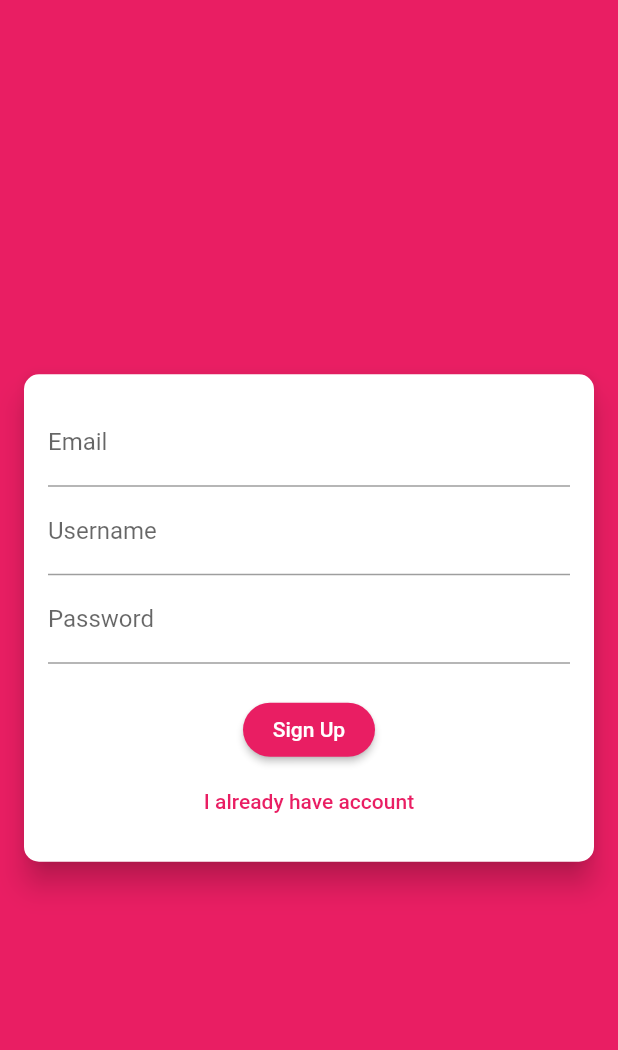
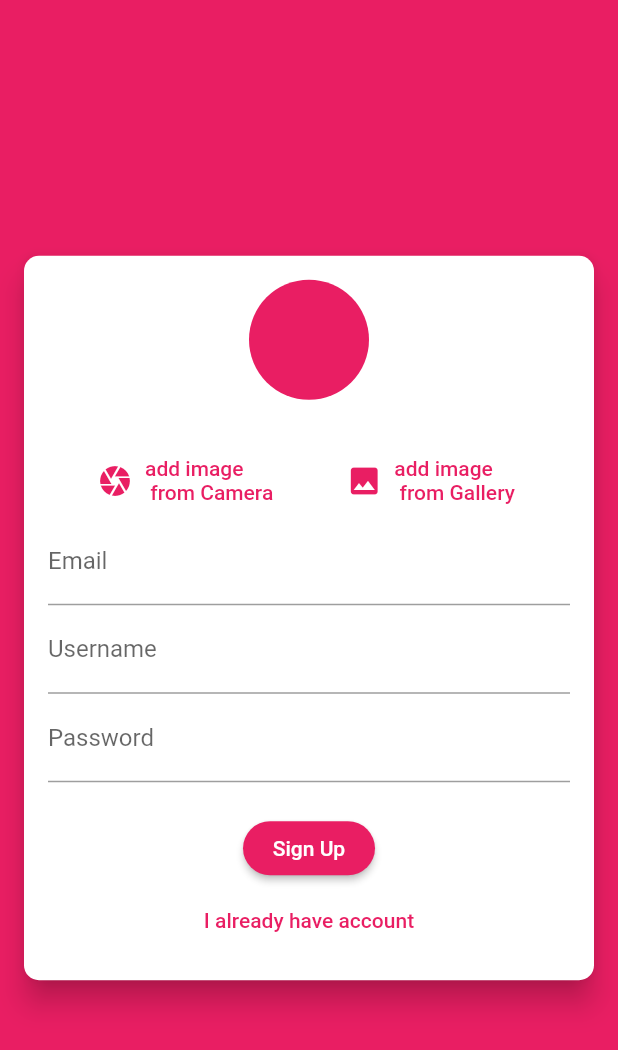
Before and after one commit to EiadBadr/Flutter-ChatApp, a Flutter app: the screen it shows after launch, on a phone screen of 412 x 824 dp. Shown: the top 1050 px of the screen. Run offline on Flutter 3.47's test engine with Material 2 defaults, Android fonts, the phone set to English and light mode, and no system bars; our stand-ins replace cloud_firestore, firebase_auth, firebase_core, firebase_storage, image_picker; accounts and stored records are empty.

```diff
--- a/lib/screens/auth_screen.dart
+++ b/lib/screens/auth_screen.dart
@@ -1,6 +1,9 @@
+import 'dart:io';
+
 import 'package:ChatApp/widgets/01.auth/01.auth_form.dart';
 import 'package:cloud_firestore/cloud_firestore.dart';
 import 'package:firebase_auth/firebase_auth.dart';
+import 'package:firebase_storage/firebase_storage.dart';
 import 'package:flutter/material.dart';
 
 class AuthScreen extends StatefulWidget {
@@ -16,6 +19,7 @@ class _AuthScreenState extends State<AuthScreen> {
       @required String email,
       @required String username,
       @required String password,
+      @required File image,
       @required BuildContext ctx}) async {
     UserCredential userCredential;
     String msg = "error";
@@ -27,9 +31,15 @@ class _AuthScreenState extends State<AuthScreen> {
       if (!isLogin) {
         userCredential = await FirebaseAuth.instance
             .createUserWithEmailAndPassword(email: email, password: password);
+        final ref =FirebaseStorage.instance.ref().child("user_iamges").child(userCredential.user.uid + '.jpg');
+
+        await ref.putFile(image);
+        final image_url = await ref.getDownloadURL();
         await FirebaseFirestore.instance.collection("users").doc(userCredential.user.uid).set({
           "email": email,
-          "password" :password
+          "password" :password,
+          "username": username,
+          "imgurl": image_url
         });
       } else {
         userCredential = await FirebaseAuth.instance
--- a/lib/widgets/01.auth/01.auth_form.dart
+++ b/lib/widgets/01.auth/01.auth_form.dart
@@ -1,8 +1,15 @@
-import 'package:cloud_firestore/cloud_firestore.dart';
+import 'dart:io';
+
+import 'package:ChatApp/widgets/03.pickers/user_image_picker.dart';
 import 'package:flutter/material.dart';
 
 class AuthForm extends StatefulWidget {
-  final void Function({@required bool isLogin,@required String email,@required String username,@required String password,
+  final void Function(
+      {@required File image,
+      @required bool isLogin,
+      @required String email,
+      @required String username,
+      @required String password,
       @required BuildContext ctx}) _submitAuthForm;
   bool _isLoading;
   AuthForm(this._submitAuthForm, this._isLoading);
@@ -17,22 +24,32 @@ class _AuthFormState extends State<AuthForm> {
   String _email = "";
   String _username = "";
   String _password = "";
-
+  File _userIamgeFile;
+  void pickedImage(File imgFile) {
+    _userIamgeFile = imgFile;
+  }
 
   void _submit() {
     final isValid = _formKey.currentState.validate();
     FocusScope.of(context).unfocus();
 
-    if(isValid){
+    if (_userIamgeFile == null) {
+      Scaffold.of(context).showSnackBar(SnackBar(
+        content: Text("Please insert an image!"),
+        backgroundColor: Colors.blueAccent,
+      ));
+      return;
+    }
+    if (isValid) {
       _formKey.currentState.save();
       widget._submitAuthForm(
         email: _email.trim(),
         isLogin: _isLogin,
         password: _password.trim(),
-        username:_username.trim(),
-        ctx:context,
+        username: _username.trim(),
+        image: _userIamgeFile,
+        ctx: context,
       );
-
 
       print(_email);
       print(_password);
@@ -56,10 +73,11 @@ class _AuthFormState extends State<AuthForm> {
             child: SingleChildScrollView(
               child: Column(
                 children: <Widget>[
+                  if (!_isLogin) UserImagePicker(pickedImage),
                   TextFormField(
                     key: ValueKey('email'),
                     validator: (val) {
-                      if (val.isEmpty ) {
+                      if (val.isEmpty) {
                         return "please enter credentials";
                       }
                       return null;
@@ -96,18 +114,20 @@ class _AuthFormState extends State<AuthForm> {
                   SizedBox(
                     height: 20,
                   ),
-                  if(widget._isLoading) CircularProgressIndicator(),
-                  if(!widget._isLoading)
+                  if (widget._isLoading) CircularProgressIndicator(),
+                  if (!widget._isLoading)
                     RaisedButton(
                       child: Text(_isLogin ? 'LOGIN' : 'Sign Up'),
                       onPressed: _submit,
                     ),
-                  if(!widget._isLoading)
+                  if (!widget._isLoading)
                     FlatButton(
-                    child: Text(_isLogin? "Create new account" : "I already have account"),
-                    onPressed: (){
+                      child: Text(_isLogin
+                          ? "Create new account"
+                          : "I already have account"),
+                      onPressed: () {
                         setState(() {
-                        _isLogin =! _isLogin;
+                          _isLogin = !_isLogin;
                         });
                       },
                       textColor: Theme.of(context).primaryColor,
@@ -120,5 +140,4 @@ class _AuthFormState extends State<AuthForm> {
       ),
     );
   }
-
 }
--- /dev/null
+++ b/lib/widgets/03.pickers/user_image_picker.dart
@@ -0,0 +1,56 @@
+import 'dart:io';
+import 'package:flutter/material.dart';
+import 'package:image_picker/image_picker.dart';
+
+class UserImagePicker extends StatefulWidget {
+
+  final void Function(File pickImage) imagePickerFn;
+
+  UserImagePicker(this.imagePickerFn);
+
+  @override
+  _UserImagePickerState createState() => _UserImagePickerState();
+}
+
+class _UserImagePickerState extends State<UserImagePicker> {
+
+  final ImagePicker imagePicker = ImagePicker();
+  File imagePickerFile;
+
+  void pickImage(src) async{
+    final temp = await imagePicker.getImage(source: src, imageQuality: 50, maxWidth: 200);
+    if(temp != null){
+      setState(() {
+      imagePickerFile = File(temp.path);
+      });
+
+      widget.imagePickerFn(imagePickerFile);
+     }
+     else{
+       print("no iamge selected");
+     }
+  }
+
+  @override
+  Widget build(BuildContext context) {
+    return Column(
+      children: [
+        CircleAvatar(
+          radius: 40,
+          backgroundColor: Theme.of(context).primaryColor,
+          backgroundImage: imagePickerFile!=null? FileImage(imagePickerFile): null,
+        ),
+        SizedBox(height: 30,),
+        Row(
+          mainAxisAlignment: MainAxisAlignment.spaceEvenly,
+          children: [
+            FlatButton.icon(textColor: Theme.of(context).primaryColor ,onPressed:()=>pickImage(ImageSource.camera), icon: Icon(Icons.camera), label: Text("add image\n from Camera"))
+          ,FlatButton.icon(textColor: Theme.of(context).primaryColor ,onPressed:()=>pickImage(ImageSource.gallery), icon: Icon(Icons.image), label: Text("add image\n from Gallery"))
+
+          ],
+        ),
+
+      ],
+    );
+  }
+}
--- a/pubspec.yaml
+++ b/pubspec.yaml
@@ -26,6 +26,8 @@ dependencies:
   cloud_firestore:
   firebase_core:
   firebase_auth:
+  image_picker: ^0.6.7+7
+  firebase_storage:
   # The following adds the Cupertino Icons font to your application.
   # Use with the CupertinoIcons class for iOS style icons.
   cupertino_icons: ^0.1.3
```
Also changed, not shown: lib/screens/chat_screen.dart (+19 -29 lines), lib/widgets/02.chat/01.messages.dart (added, +36 -0 lines), lib/widgets/02.chat/02.new_message.dart (added, +62 -0 lines), lib/widgets/02.chat/03.message_bubble.dart (added, +47 -0 lines), pubspec.lock. Lines whose indentation alone changed are shown as unchanged.
